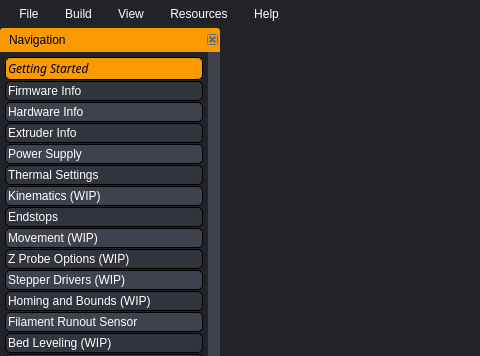
This is gui/MainWindow.ui in SimonBuxx/iloop-marlin-configurator as Qt 5 draws it before an edit; both pictures show x 0 to 480 and y 0 to 356 of the 1280 by 800 pixel window. The edited form follows.
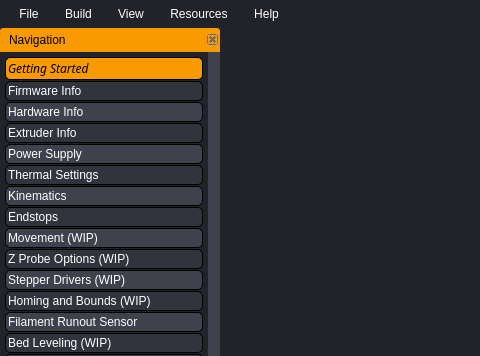
This is the edited form. Icons and pictures are not drawn. Custom widgets are drawn as their Qt base class.

Commit message: Implementation for kinematics page

Diff of the .ui file:
```diff
--- a/gui/MainWindow.ui
+++ b/gui/MainWindow.ui
@@ -2340,7 +2340,7 @@
          <item>
           <widget class="QPushButton" name="uKinematicsTabButton">
            <property name="text">
-            <string>Kinematics (WIP)</string>
+            <string>Kinematics</string>
            </property>
            <property name="icon">
             <iconset resource="../resources/resources.qrc">
```
The commit also changes 6 other files.
